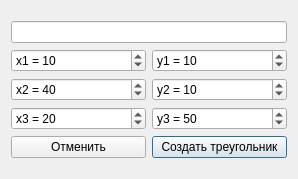
First picture: the form in TriangleDialog.ui, repository KapitoliyVZ/GeometricShapes, before the edit.
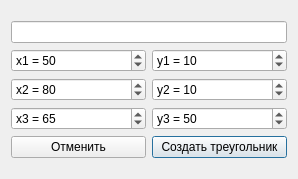
Second picture: the form after the edit.

Patch:
```diff
--- a/TriangleDialog.ui
+++ b/TriangleDialog.ui
@@ -51,7 +51,7 @@
         <number>500</number>
        </property>
        <property name="value">
-        <number>10</number>
+        <number>50</number>
        </property>
       </widget>
      </item>
@@ -67,7 +67,7 @@
         <number>500</number>
        </property>
        <property name="value">
-        <number>40</number>
+        <number>80</number>
        </property>
       </widget>
      </item>
@@ -83,7 +83,7 @@
         <number>500</number>
        </property>
        <property name="value">
-        <number>20</number>
+        <number>65</number>
        </property>
       </widget>
      </item>
```
